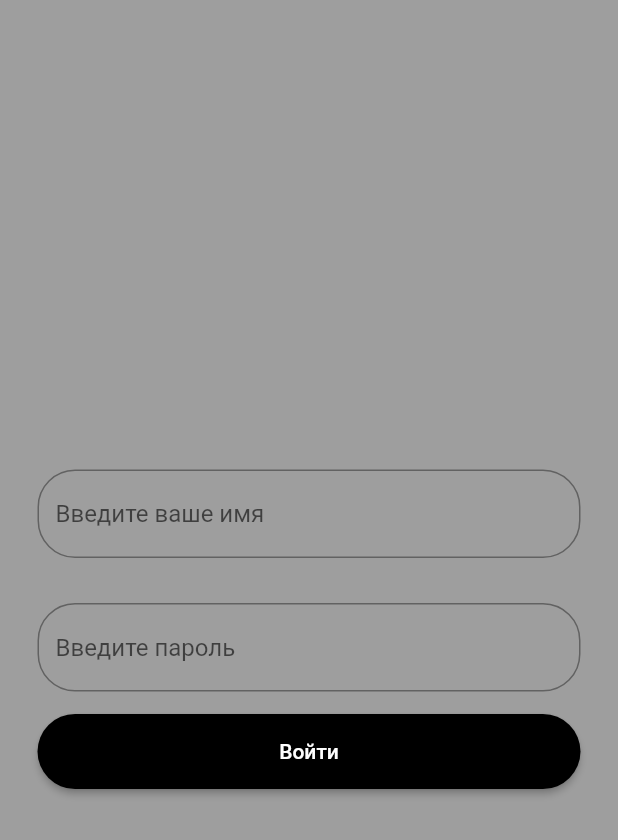
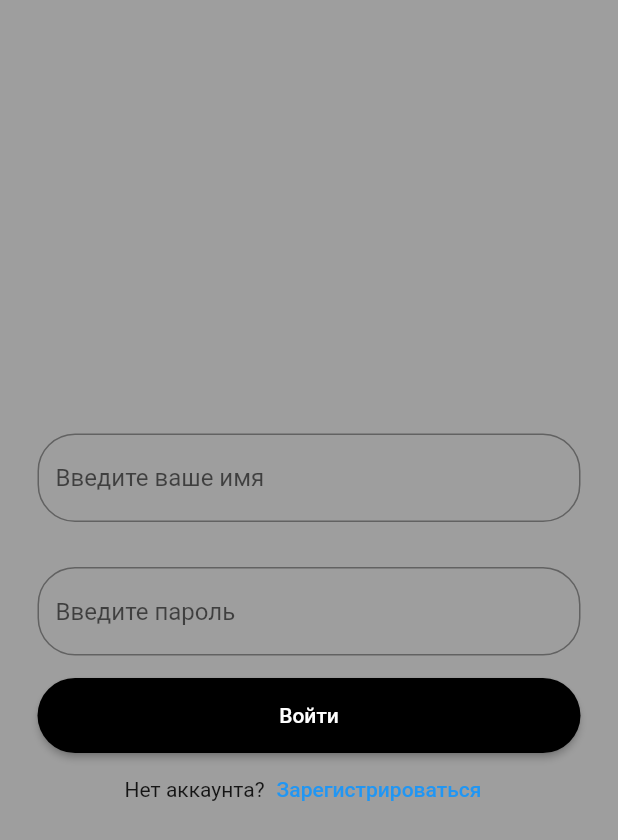
Before and after one commit to VladislavA966/Neobis_Flutter_Auth, a Flutter app: the AuthPAge screen opened directly, on a phone screen of 412 x 824 dp. Shown: the top 840 px of the screen. Run offline on Flutter 3.47's test engine with Material 2 defaults, Android fonts, the light colour scheme and no system bars; our stand-ins replace shared_preferences; accounts and stored records are empty.

Commit message:
third commit

```diff
--- /dev/null
+++ b/lib/precentation/common_widgets/get_registration_button.dart
@@ -0,0 +1,29 @@
+import 'package:auth_neobis_app/precentation/screens/register_page.dart';
+import 'package:flutter/material.dart';
+
+class GetRegistrationButton extends StatelessWidget {
+  const GetRegistrationButton({
+    super.key,
+  });
+
+  @override
+  Widget build(BuildContext context) {
+    return Row(
+      mainAxisAlignment: MainAxisAlignment.center,
+      children: [
+        const Text('Нет аккаунта?'),
+        TextButton(
+          onPressed: () {
+            Navigator.pushReplacement(
+              context,
+              MaterialPageRoute(
+                builder: (context) => const RegistrationScreen(),
+              ),
+            );
+          },
+          child: const Text('Зарегистрироваться'),
+        ),
+      ],
+    );
+  }
+}
--- a/lib/precentation/screens/auth_screen.dart
+++ b/lib/precentation/screens/auth_screen.dart
@@ -1,5 +1,7 @@
 import 'package:auth_neobis_app/precentation/common_widgets/auth_text_form_field.dart';
 import 'package:auth_neobis_app/precentation/common_widgets/custom_button.dart';
+import 'package:auth_neobis_app/precentation/common_widgets/get_registration_button.dart';
+
 import 'package:flutter/material.dart';
 import 'package:shared_preferences/shared_preferences.dart';
 
@@ -15,10 +17,13 @@ class _AuthPAgeState extends State<AuthPAge> {
   String? userPaasword;
   final _formKey = GlobalKey<FormState>();
   @override
+  void initState() {
+    super.initState();
+    getUserData();
+  }
+
+  @override
   Widget build(BuildContext context) {
-    setState(() {
-      getUserData();
-    });
     return Scaffold(
       body: Padding(
         padding: const EdgeInsets.all(25),
@@ -34,7 +39,7 @@ class _AuthPAgeState extends State<AuthPAge> {
               ),
               CustomTextFormField(
                 hintText: CustomTextFormFieldHint.password,
-                validate: validateName,
+                validate: validatePassword,
                 controller: TextEditingController(),
               ),
               CustomButton(
@@ -43,6 +48,7 @@ class _AuthPAgeState extends State<AuthPAge> {
                   getAuth(context);
                 },
               ),
+              const GetRegistrationButton(),
             ],
           ),
         ),
@@ -52,6 +58,13 @@ class _AuthPAgeState extends State<AuthPAge> {
 
   String? validateName(String? value) {
     if (value == null || value.isEmpty || value != userName) {
+      return 'Неверное имя или пароль';
+    }
+    return null;
+  }
+
+  String? validatePassword(String? value) {
+    if (value == null || value.isEmpty || value != userPaasword) {
       return 'Неверное имя или пароль';
     }
     return null;
```
Also changed, not shown: lib/precentation/screens/register_page.dart (+17 -1 lines).
